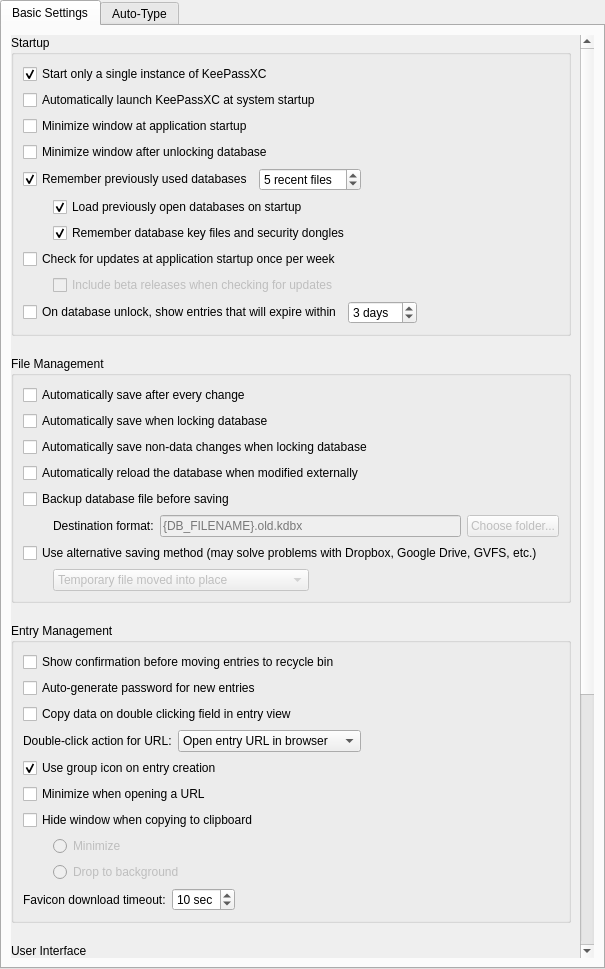
This is src/gui/ApplicationSettingsWidgetGeneral.ui in OpenVireo/openvireo as Qt 5 draws it before an edit. The edited form follows.
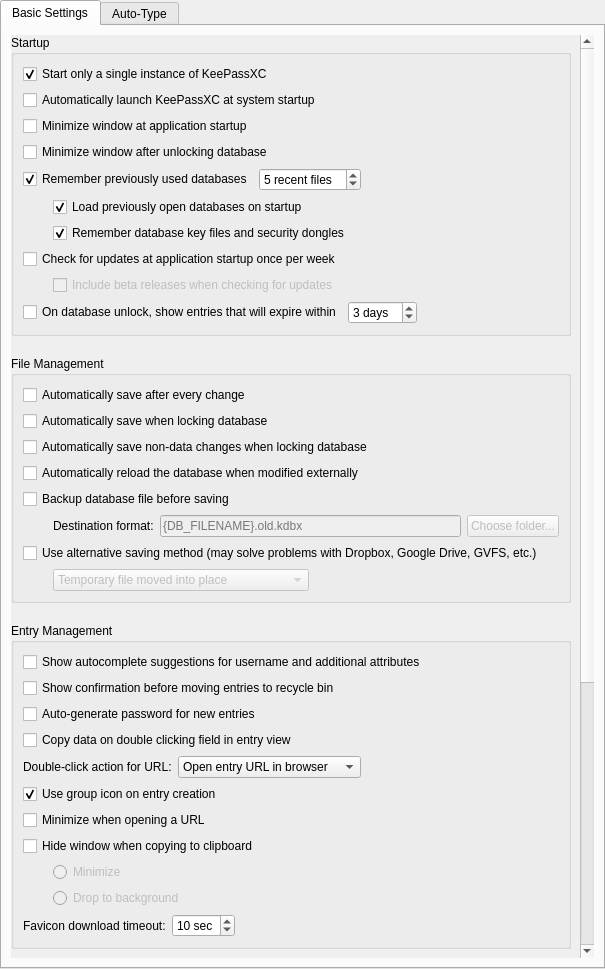
This is the edited form. Custom widgets are drawn as their Qt base class.

Commit message:
Add list storing key of all custom attributes in database
Add completer when adding/renaming custom attribute

Diff of the .ui file:
```diff
--- a/src/gui/ApplicationSettingsWidgetGeneral.ui
+++ b/src/gui/ApplicationSettingsWidgetGeneral.ui
@@ -535,6 +535,13 @@
               <string>Entry Management</string>
              </property>
              <layout class="QVBoxLayout" name="verticalLayout_6">
+              <item>
+               <widget class="QCheckBox" name="autocompleteSuggestionsCheckBox">
+                <property name="text">
+                 <string>Show autocomplete suggestions for username and additional attributes</string>
+                </property>
+               </widget>
+              </item>
               <item>
                <widget class="QCheckBox" name="ConfirmMoveEntryToRecycleBinCheckBox">
                 <property name="text">
```
The commit also changes 9 other files.
